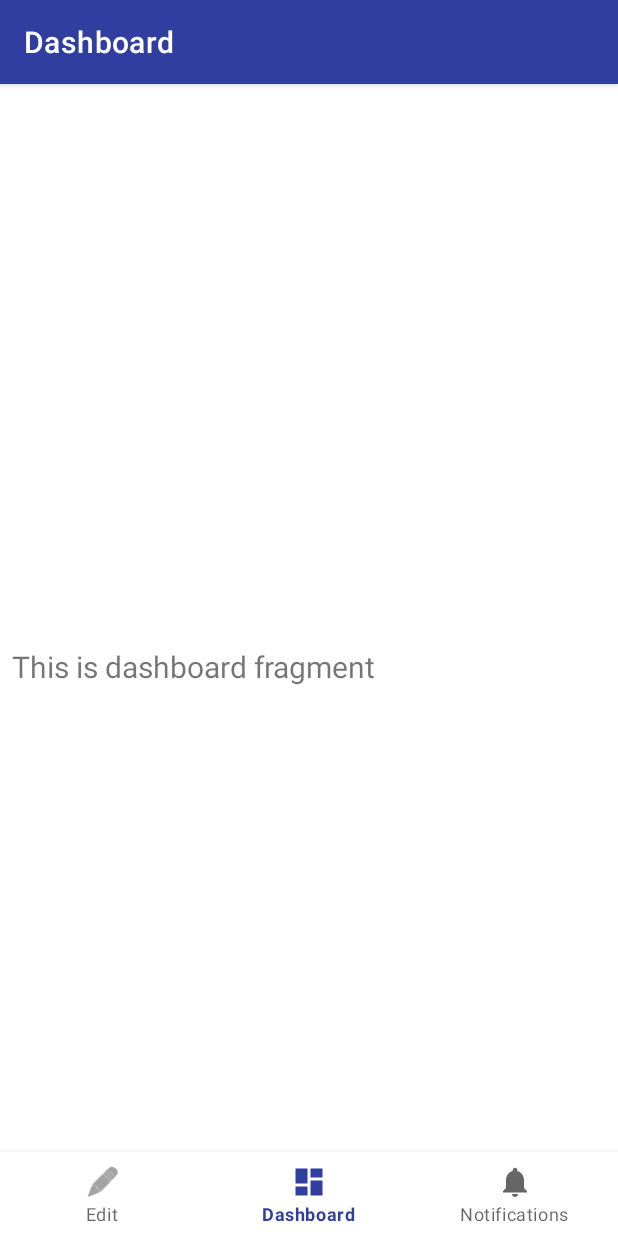
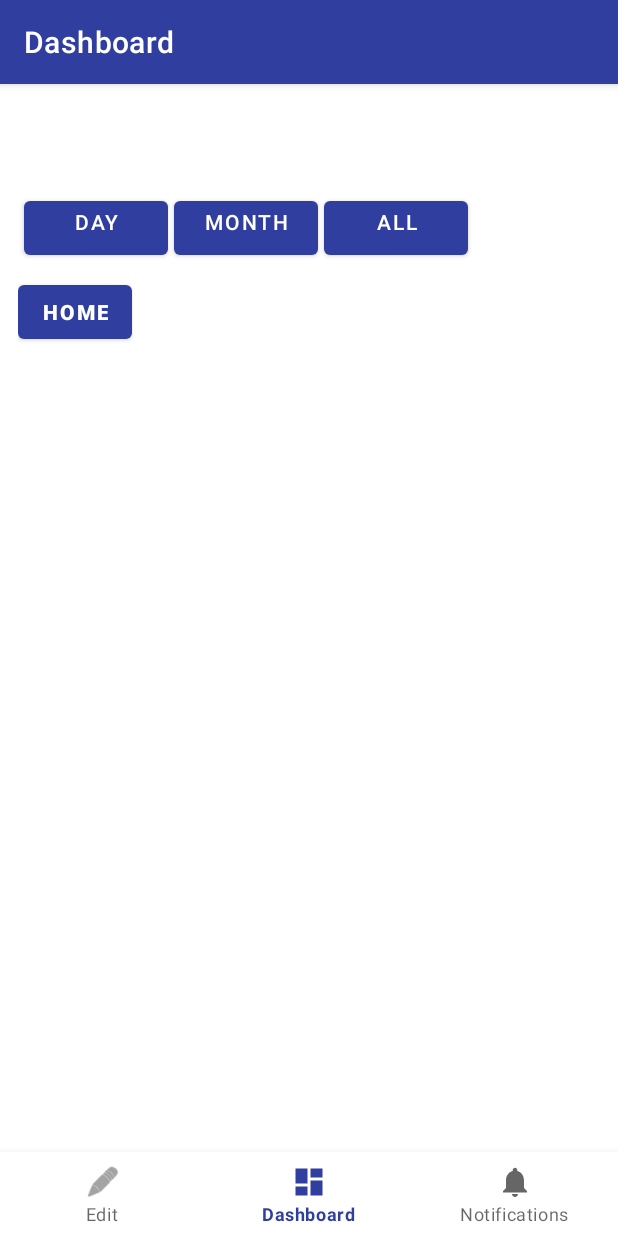
Before and after one commit to reger24/SmokingHabit, an Android app: the DashboardFragment screen opened through its navigation route, on a phone screen of 412 x 824 dp. Run offline under Robolectric (Android 15) with nearby library versions, the phone set to English and light mode, and no system bars; our stand-ins replace navigation-ui.

Commit message:
place some content on dashboard view

```diff
--- a/app/src/main/java/de/diegruender49/smokinghabit/ui/dashboard/DashboardFragment.java
+++ b/app/src/main/java/de/diegruender49/smokinghabit/ui/dashboard/DashboardFragment.java
@@ -1,15 +1,18 @@
 package de.diegruender49.smokinghabit.ui.dashboard;
 
+import android.content.Intent;
 import android.os.Bundle;
 import android.view.LayoutInflater;
 import android.view.View;
 import android.view.ViewGroup;
-import android.widget.TextView;
 
 import androidx.annotation.NonNull;
 import androidx.fragment.app.Fragment;
-import androidx.lifecycle.ViewModelProvider;
 
+import de.diegruender49.smokinghabit.AllBarChartActivity;
+import de.diegruender49.smokinghabit.DayBarChartActivity;
+import de.diegruender49.smokinghabit.MainActivity;
+import de.diegruender49.smokinghabit.MonthBarChartActivity;
 import de.diegruender49.smokinghabit.databinding.FragmentDashboardBinding;
 
 public class DashboardFragment extends Fragment {
@@ -18,14 +21,42 @@ public class DashboardFragment extends Fragment {
 
     public View onCreateView(@NonNull LayoutInflater inflater,
                              ViewGroup container, Bundle savedInstanceState) {
-        DashboardViewModel dashboardViewModel =
-                new ViewModelProvider(this).get(DashboardViewModel.class);
 
         binding = FragmentDashboardBinding.inflate(inflater, container, false);
         View root = binding.getRoot();
 
-        final TextView textView = binding.textDashboard;
-        dashboardViewModel.getText().observe(getViewLifecycleOwner(), textView::setText);
+
+        final View daybutton = binding.buttonDay;
+        daybutton.setOnClickListener(new View.OnClickListener(){
+        @Override
+        public void onClick(View view) {
+            startActivity(new Intent(requireContext(), DayBarChartActivity.class));
+        }
+        });
+
+        final View monthbutton = binding.buttonMonth;
+        monthbutton.setOnClickListener(new View.OnClickListener() {
+            @Override
+            public void onClick(View view) {
+                startActivity(new Intent(requireContext(), MonthBarChartActivity.class));
+            }
+        });
+
+        final View allbutton = binding.buttonAll;
+        allbutton.setOnClickListener(new View.OnClickListener() {
+            @Override
+            public void onClick(View view) {
+                startActivity(new Intent(requireContext(), AllBarChartActivity.class));
+            }
+        });
+
+        final View homebutton = binding.buttonHome;
+        homebutton.setOnClickListener(new View.OnClickListener() {
+            @Override
+            public void onClick(View view) {
+                startActivity(new Intent(requireContext(), MainActivity.class));
+            }
+        });
         return root;
     }
 
--- a/app/src/main/java/de/diegruender49/smokinghabit/ui/dashboard/DashboardViewModel.java
+++ /dev/null
@@ -1,19 +0,0 @@
-package de.diegruender49.smokinghabit.ui.dashboard;
-
-import androidx.lifecycle.LiveData;
-import androidx.lifecycle.MutableLiveData;
-import androidx.lifecycle.ViewModel;
-
-public class DashboardViewModel extends ViewModel {
-
-    private final MutableLiveData<String> mText;
-
-    public DashboardViewModel() {
-        mText = new MutableLiveData<>();
-        mText.setValue("This is dashboard fragment");
-    }
-
-    public LiveData<String> getText() {
-        return mText;
-    }
-}
--- a/app/src/main/res/layout/fragment_dashboard.xml
+++ b/app/src/main/res/layout/fragment_dashboard.xml
@@ -1,23 +1,69 @@
 <?xml version="1.0" encoding="utf-8"?>
-<androidx.constraintlayout.widget.ConstraintLayout xmlns:android="http://schemas.android.com/apk/res/android"
+<RelativeLayout xmlns:android="http://schemas.android.com/apk/res/android"
     xmlns:app="http://schemas.android.com/apk/res-auto"
     xmlns:tools="http://schemas.android.com/tools"
     android:layout_width="match_parent"
     android:layout_height="match_parent"
+    android:padding="12dp"
     tools:context=".ui.dashboard.DashboardFragment">
 
-    <TextView
-        android:id="@+id/text_dashboard"
-        android:layout_width="match_parent"
+    <Button
+        android:id="@+id/buttonDay"
+        android:layout_width="wrap_content"
         android:layout_height="wrap_content"
-        android:layout_marginStart="8dp"
-        android:layout_marginTop="8dp"
-        android:layout_marginEnd="8dp"
+        android:layout_alignParentStart="true"
+        android:layout_marginStart="4dp"
+        android:layout_marginTop="4dp"
+        android:layout_marginEnd="4dp"
+        android:layout_marginBottom="4dp"
+
+        android:maxLines="1"
+        android:minWidth="96dp"
+        android:paddingBottom="12dp"
+        android:text="@string/day"
+        android:textAlignment="center" />
+
+    <Button
+        android:id="@+id/buttonMonth"
+        android:layout_width="wrap_content"
+        android:layout_height="wrap_content"
+        android:layout_marginTop="4dp"
+        android:layout_marginEnd="4dp"
+        android:layout_marginBottom="4dp"
+        android:layout_toEndOf="@id/buttonDay"
+
+        android:maxLines="1"
+        android:minWidth="96dip"
+        android:paddingBottom="12dp"
+        android:text="@string/month"
+        android:textAlignment="center" />
+
+    <Button
+        android:id="@+id/buttonAll"
+        android:layout_width="wrap_content"
+        android:layout_height="wrap_content"
+        android:layout_marginTop="4dp"
+        android:layout_marginEnd="4dp"
+        android:layout_marginBottom="4dp"
+        android:layout_toEndOf="@id/buttonMonth"
+
+        android:maxLines="1"
+        android:minWidth="96dip"
+        android:paddingBottom="12dp"
+        android:text="@string/all"
+        android:textAlignment="center" />
+
+    <Button
+        android:id="@+id/buttonHome"
+        android:layout_width="wrap_content"
+        android:layout_height="wrap_content"
+        android:layout_marginTop="4dp"
+        android:layout_marginEnd="4dp"
+        android:layout_below="@id/buttonMonth"
+        android:maxLines="1"
+        android:minWidth="72dp"
+        android:text="@string/home"
         android:textAlignment="center"
-        android:textSize="20sp"
-        app:layout_constraintBottom_toBottomOf="parent"
-        app:layout_constraintEnd_toEndOf="parent"
-        app:layout_constraintStart_toStartOf="parent"
-        app:layout_constraintTop_toTopOf="parent" />
+        android:textStyle="bold" />
 
-</androidx.constraintlayout.widget.ConstraintLayout>
+</RelativeLayout>
```
